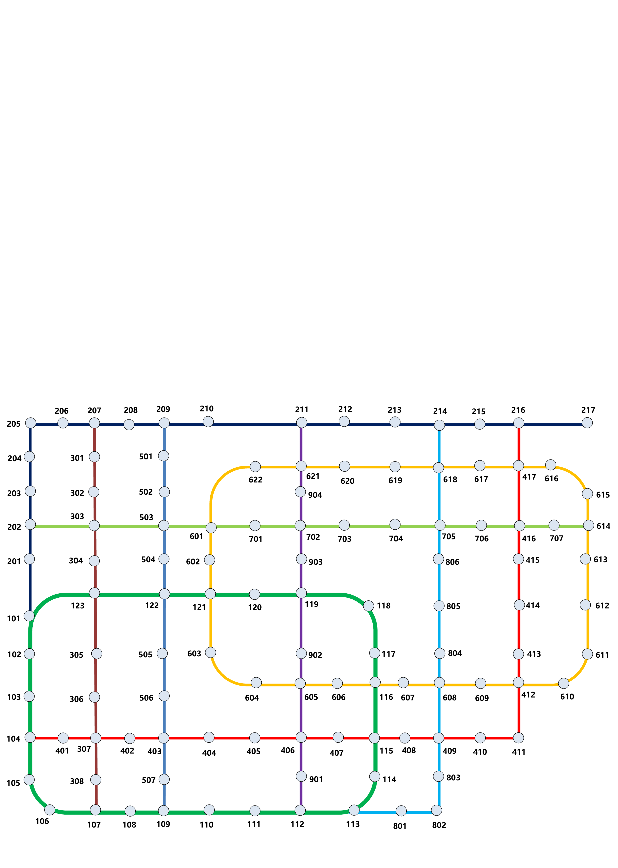
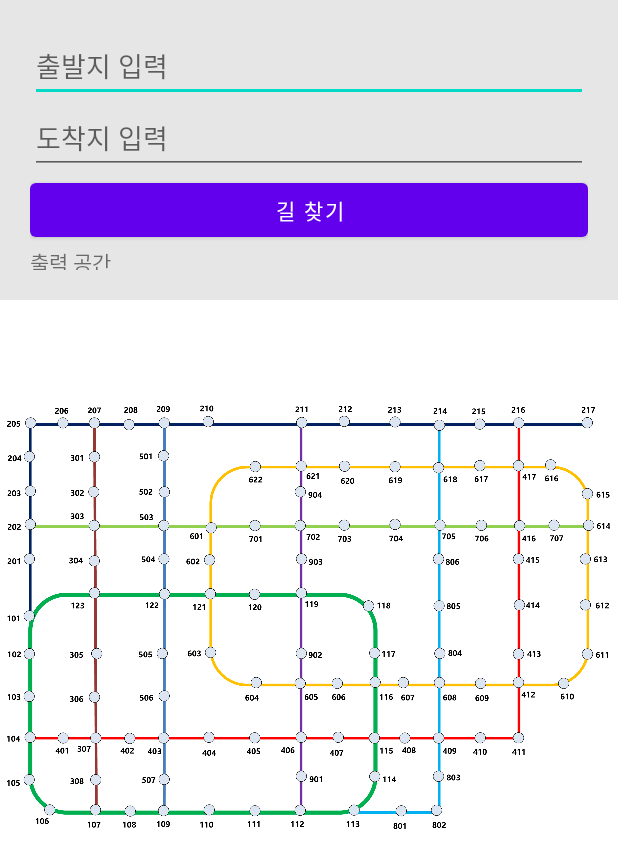
Before and after one commit to henryseo1000/teamproject_1, an Android app: the screen it shows after launch (MainActivity), on a phone screen of 412 x 824 dp. Shown: the top 868 px of the screen. Run offline under Robolectric (Android 15) with nearby library versions, the phone set to English and light mode, and no system bars; our stand-ins replace navigation-ui; libraries missing offline, so code that uses them is left out: net.daum.mf; pictures from the network do not load; 2 statements that could not run were skipped.

Commit message:
출발지, 도착지 입력 칸, 길찾기 버튼 생성 완료

```diff
--- a/frontend/app/src/main/java/com/example/mjusubwaystation_fe/MainActivity.java
+++ b/frontend/app/src/main/java/com/example/mjusubwaystation_fe/MainActivity.java
@@ -67,6 +67,7 @@ public class MainActivity extends AppCompatActivity implements MapView.CurrentLo
         } catch (NoSuchAlgorithmException e) {
             e.printStackTrace();
         }
+
         /*binding = ActivityMainBinding.inflate(getLayoutInflater());
         setContentView(binding.getRoot());
 
--- a/frontend/app/src/main/res/layout/activity_main.xml
+++ b/frontend/app/src/main/res/layout/activity_main.xml
@@ -17,18 +17,56 @@
         ...
     </RelativeLayout>-->
 
-    <RelativeLayout xmlns:android="http://schemas.android.com/apk/res/android"
-        xmlns:tools="http://schemas.android.com/tools"
+    <LinearLayout
         android:layout_width="match_parent"
         android:layout_height="match_parent"
-        tools:context=".MainActivity">
+        android:orientation="vertical" >
 
         <com.github.chrisbanes.photoview.PhotoView
             android:id="@+id/photoView"
             android:layout_width="match_parent"
             android:layout_height="match_parent"/>
 
-    </RelativeLayout>
+    </LinearLayout>
+
+    <LinearLayout
+        android:layout_width="match_parent"
+        android:layout_height="200dp"
+        android:orientation="vertical"
+        android:background="#e6e6e6"
+        android:padding="20dp" >
+        <EditText
+            android:layout_width="match_parent"
+            android:layout_height="wrap_content"
+            android:id="@+id/edit_email"
+            android:hint="출발지 입력"
+            />
+        <EditText
+            android:layout_width="match_parent"
+            android:layout_height="wrap_content"
+            android:id="@+id/edit_password"
+            android:hint="도착지 입력"
+            />
+        <Button
+            android:layout_width="match_parent"
+            android:layout_height="wrap_content"
+            android:text="길 찾기"
+            android:id="@+id/btn_login"
+            />
+        <TextView
+            android:id="@+id/tv_outPut"
+            android:layout_width="wrap_content"
+            android:layout_height="wrap_content"
+            android:text="출력 공간"
+            />
+    </LinearLayout>
+
+    <LinearLayout
+        android:layout_width="match_parent"
+        android:layout_height="match_parent"
+        android:orientation="vertical" >
 
 
+    </LinearLayout>
+
 </androidx.coordinatorlayout.widget.CoordinatorLayout>
```
Also changed, not shown: frontend/app/src/main/java/com/example/mjusubwaystation_fe/RequestHttpURLConnection.java (added, +114 -0 lines).
